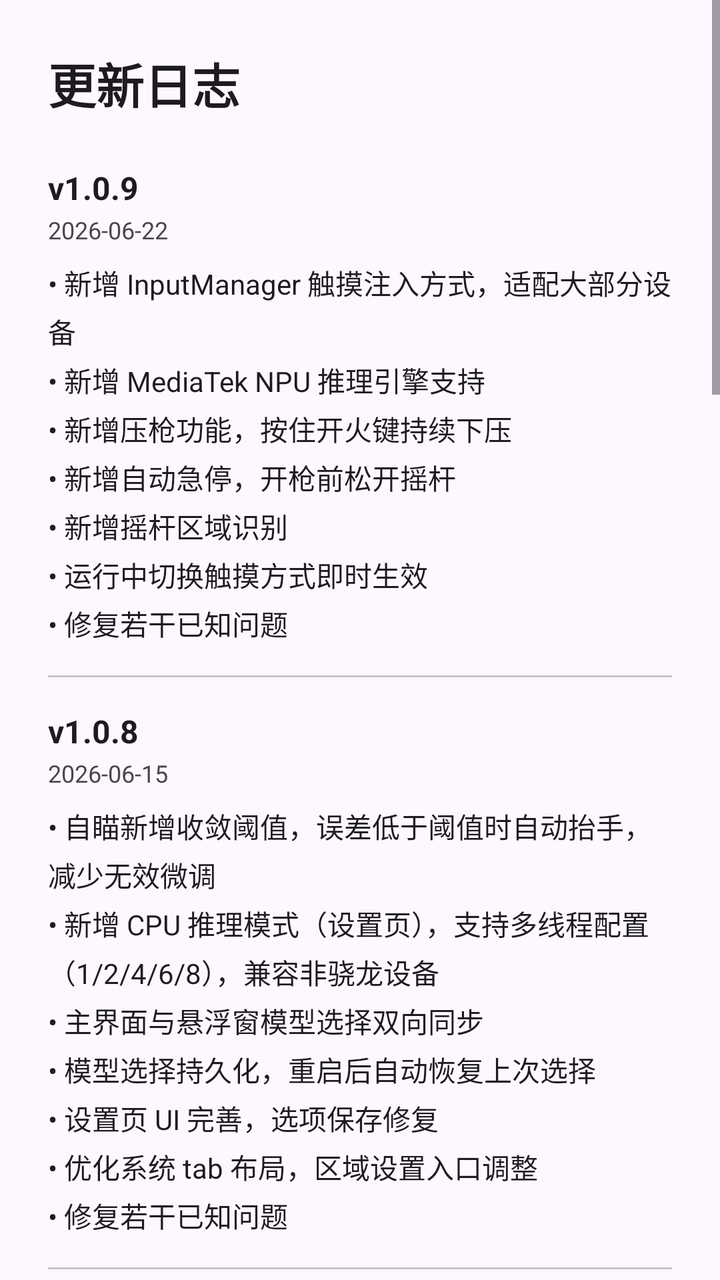
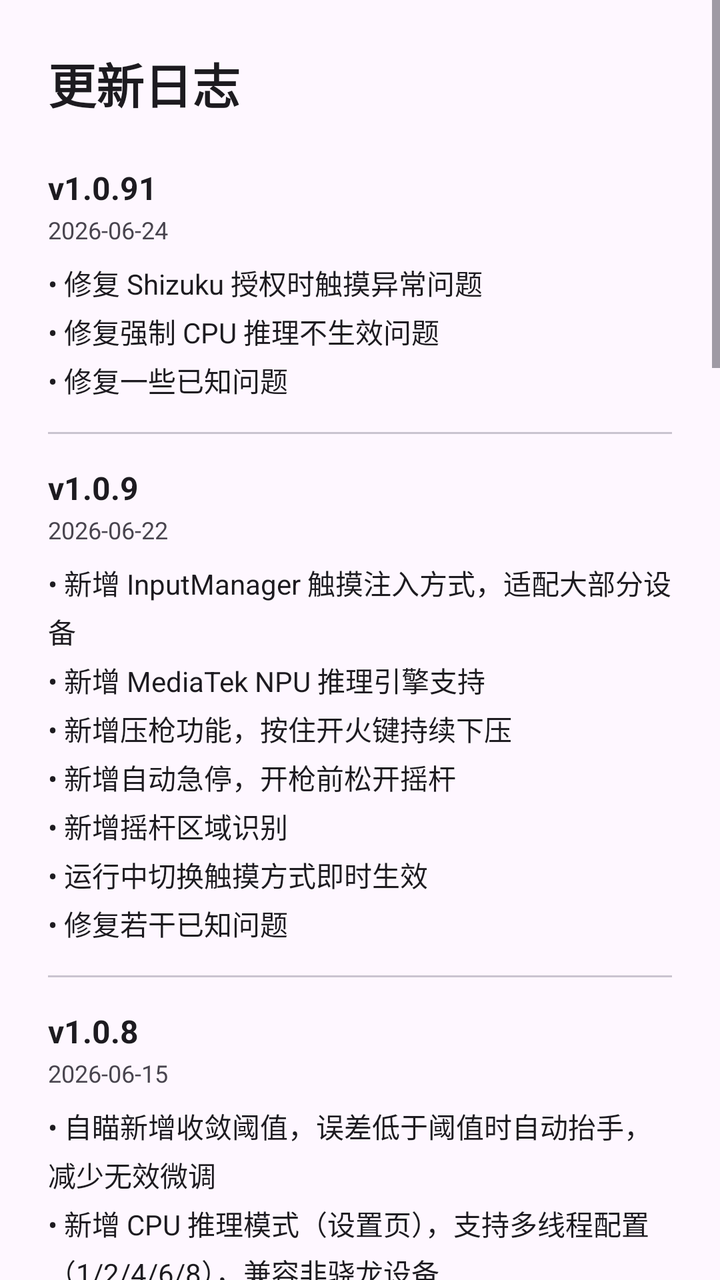

The first picture is an Android layout as it rendered before a commit; the second is the same layout after the commit. The layout source and the unified diff follow.
<!-- AndroidManifest.xml: application theme Theme.Aimbot -->
<!-- res/layout/dialog_changelog.xml -->
<?xml version="1.0" encoding="utf-8"?>
<ScrollView xmlns:android="http://schemas.android.com/apk/res/android"
    android:layout_width="match_parent"
    android:layout_height="wrap_content">

<LinearLayout
    android:layout_width="match_parent"
    android:layout_height="wrap_content"
    android:orientation="vertical"
    android:paddingTop="24dp"
    android:paddingBottom="16dp"
    android:paddingStart="24dp"
    android:paddingEnd="24dp">

    <TextView
        android:layout_width="wrap_content"
        android:layout_height="wrap_content"
        android:text="更新日志"
        android:textSize="24sp"
        android:textColor="?attr/colorOnSurface"
        android:textStyle="bold" />

    <LinearLayout
        android:layout_width="match_parent"
        android:layout_height="wrap_content"
        android:orientation="vertical"
        android:layout_marginTop="24dp">

        
        <LinearLayout
            android:layout_width="match_parent"
            android:layout_height="wrap_content"
            android:orientation="vertical">

            <TextView
                android:layout_width="wrap_content"
                android:layout_height="wrap_content"
                android:text="v1.0.9"
                android:textSize="16sp"
                android:textColor="?attr/colorOnSurface"
                android:textStyle="bold" />

            <TextView
                android:layout_width="wrap_content"
                android:layout_height="wrap_content"
                android:text="2026-06-22"
                android:textSize="12sp"
                android:textColor="?attr/colorOnSurfaceVariant"
                android:layout_marginTop="2dp" />

            <TextView
                android:layout_width="wrap_content"
                android:layout_height="wrap_content"
                android:text="• 新增 InputManager 触摸注入方式，适配大部分设备\n• 新增 MediaTek NPU 推理引擎支持\n• 新增压枪功能，按住开火键持续下压\n• 新增自动急停，开枪前松开摇杆\n• 新增摇杆区域识别\n• 运行中切换触摸方式即时生效\n• 修复若干已知问题"
                android:textSize="14sp"
                android:textColor="?attr/colorOnSurface"
                android:layout_marginTop="8dp"
                android:lineSpacingExtra="4dp" />
        </LinearLayout>

        <View
            android:layout_width="match_parent"
            android:layout_height="1dp"
            android:background="?attr/colorOutlineVariant"
            android:layout_marginTop="16dp"
            android:layout_marginBottom="16dp" />

        
        <LinearLayout
            android:layout_width="match_parent"
            android:layout_height="wrap_content"
            android:orientation="vertical">

            <TextView
                android:layout_width="wrap_content"
                android:layout_height="wrap_content"
                android:text="v1.0.8"
                android:textSize="16sp"
                android:textColor="?attr/colorOnSurface"
                android:textStyle="bold" />

            <TextView
                android:layout_width="wrap_content"
                android:layout_height="wrap_content"
                android:text="2026-06-15"
                android:textSize="12sp"
                android:textColor="?attr/colorOnSurfaceVariant"
                android:layout_marginTop="2dp" />

            <TextView
                android:layout_width="wrap_content"
                android:layout_height="wrap_content"
                android:text="• 自瞄新增收敛阈值，误差低于阈值时自动抬手，减少无效微调\n• 新增 CPU 推理模式（设置页），支持多线程配置（1/2/4/6/8），兼容非骁龙设备\n• 主界面与悬浮窗模型选择双向同步\n• 模型选择持久化，重启后自动恢复上次选择\n• 设置页 UI 完善，选项保存修复\n• 优化系统 tab 布局，区域设置入口调整\n• 修复若干已知问题"
                android:textSize="14sp"
                android:textColor="?attr/colorOnSurface"
                android:layout_marginTop="8dp"
                android:lineSpacingExtra="4dp" />
        </LinearLayout>

        <View
            android:layout_width="match_parent"
            android:layout_height="1dp"
            android:background="?attr/colorOutlineVariant"
            android:layout_marginTop="16dp"
            android:layout_marginBottom="16dp" />

        
        <LinearLayout
            android:layout_width="match_parent"
            android:layout_height="wrap_content"
            android:orientation="vertical">

            <TextView
                android:layout_width="wrap_content"
                android:layout_height="wrap_content"
                android:text="v1.0.7"
                android:textSize="16sp"
                android:textColor="?attr/colorOnSurface"
                android:textStyle="bold" />

            <TextView
                android:layout_width="wrap_content"
                android:layout_height="wrap_content"
                android:text="2026-06-07"
                android:textSize="12sp"
                android:textColor="?attr/colorOnSurfaceVariant"
                android:layout_marginTop="2dp" />

            <TextView
                android:layout_width="wrap_content"
                android:layout_height="wrap_content"
                android:text="• 新增多款检测模型，覆盖更多游戏场景\n• 自瞄与扳机支持多目标类别选择，可独立控制每类别的开关和参数\n• 录屏功能优化，提升稳定性和兼容性\n• 修复目标类别选择状态不保存的问题\n• 修复若干已知问题，提升整体稳定性"
                android:textSize="14sp"
                android:textColor="?attr/colorOnSurface"
                android:layout_marginTop="8dp"
                android:lineSpacingExtra="4dp" />
        </LinearLayout>

        <View
            android:layout_width="match_parent"
            android:layout_height="1dp"
            android:background="?attr/colorOutlineVariant"
            android:layout_marginTop="16dp"
            android:layout_marginBottom="16dp" />

        
        <LinearLayout
            android:layout_width="match_parent"
            android:layout_height="wrap_content"
            android:orientation="vertical">

            <TextView
                android:layout_width="wrap_content"
                android:layout_height="wrap_content"
                android:text="v1.0.6"
                android:textSize="16sp"
                android:textColor="?attr/colorOnSurface"
                android:textStyle="bold" />

            <TextView
                android:layout_width="wrap_content"
                android:layout_height="wrap_content"
                android:text="2026-06-05"
                android:textSize="12sp"
                android:textColor="?attr/colorOnSurfaceVariant"
                android:layout_marginTop="2dp" />

            <TextView
                android:layout_width="wrap_content"
                android:layout_height="wrap_content"
                android:text="• 新增 Root 模式支持，有 su 授权时无需 Shizuku\n• 自动检测 Root 权限，优先使用 Root，无 Root 时回退 Shizuku\n• 主界面状态栏显示当前权限模式（Root模式/Shizuku）"
                android:textSize="14sp"
                android:textColor="?attr/colorOnSurface"
                android:layout_marginTop="8dp"
                android:lineSpacingExtra="4dp" />
        </LinearLayout>

        <View
            android:layout_width="match_parent"
            android:layout_height="1dp"
            android:background="?attr/colorOutlineVariant"
            android:layout_marginTop="16dp"
            android:layout_marginBottom="16dp" />

        
        <LinearLayout
            android:layout_width="match_parent"
            android:layout_height="wrap_content"
            android:orientation="vertical">

            <TextView
                android:layout_width="wrap_content"
                android:layout_height="wrap_content"
                android:text="v1.0.5"
                android:textSize="16sp"
                android:textColor="?attr/colorOnSurface"
                android:textStyle="bold" />

            <TextView
                android:layout_width="wrap_content"
                android:layout_height="wrap_content"
                android:text="2026-06-02"
                android:textSize="12sp"
                android:textColor="?attr/colorOnSurfaceVariant"
                android:layout_marginTop="2dp" />

            <TextView
                android:layout_width="wrap_content"
                android:layout_height="wrap_content"
                android:text="• 新增贝塞尔曲线自瞄模式，慢-快-慢平滑移动，模拟人手拖拽\n• 支持调节持续时间、曲线弯曲、随机幅度参数\n• 贝塞尔模式下实时预览移动路径曲线图\n• 修复贝塞尔自瞄方向错误和过冲问题\n• 删除重定阈值参数"
                android:textSize="14sp"
                android:textColor="?attr/colorOnSurface"
                android:layout_marginTop="8dp"
                android:lineSpacingExtra="4dp" />
        </LinearLayout>

        <View
            android:layout_width="match_parent"
            android:layout_height="1dp"
            android:background="?attr/colorOutlineVariant"
            android:layout_marginTop="16dp"
            android:layout_marginBottom="16dp" />

        
        <LinearLayout
            android:layout_width="match_parent"
            android:layout_height="wrap_content"
            android:orientation="vertical">

            <TextView
                android:layout_width="wrap_content"
                android:layout_height="wrap_content"
                android:text="v1.0.4"
                android:textSize="16sp"
                android:textColor="?attr/colorOnSurface"
                android:textStyle="bold" />

            <TextView
                android:layout_width="wrap_content"
                android:layout_height="wrap_content"
                android:text="2026-06-02"
                android:textSize="12sp"
                android:textColor="?attr/colorOnSurfaceVariant"
                android:layout_marginTop="2dp" />

            <TextView
                android:layout_width="wrap_content"
                android:layout_height="wrap_content"
                android:text="• 修复切换模型时推理未停止导致崩溃的问题\n• 修复若干已知问题，提升稳定性"
                android:textSize="14sp"
                android:textColor="?attr/colorOnSurface"
                android:layout_marginTop="8dp"
                android:lineSpacingExtra="4dp" />
        </LinearLayout>

        <View
            android:layout_width="match_parent"
            android:layout_height="1dp"
            android:background="?attr/colorOutlineVariant"
            android:layout_marginTop="16dp"
            android:layout_marginBottom="16dp" />

        
        <LinearLayout
            android:layout_width="match_parent"
            android:layout_height="wrap_content"
            android:orientation="vertical">

            <TextView
                android:layout_width="wrap_content"
                android:layout_height="wrap_content"
                android:text="v1.0.3"
                android:textSize="16sp"
                android:textColor="?attr/colorOnSurface"
                android:textStyle="bold" />

            <TextView
                android:layout_width="wrap_content"
                android:layout_height="wrap_content"
                android:text="2026-05-23"
                android:textSize="12sp"
                android:textColor="?attr/colorOnSurfaceVariant"
                android:layout_marginTop="2dp" />

            <TextView
                android:layout_width="wrap_content"
                android:layout_height="wrap_content"
                android:text="• 自瞄 Y 偏移改为比例偏移（按目标高度），支持打身体\n• 自瞄新增随机摆动，模拟人手微调\n• 自瞄新增预测强度，提前追踪移动目标\n• 扳机新增 Y 范围扩大参数，向下扩展触发区域\n• 修复模型选择关闭面板后不保持的 bug\n• 删除 X 偏移参数"
                android:textSize="14sp"
                android:textColor="?attr/colorOnSurface"
                android:layout_marginTop="8dp"
                android:lineSpacingExtra="4dp" />
        </LinearLayout>

        <View
            android:layout_width="match_parent"
            android:layout_height="1dp"
            android:background="?attr/colorOutlineVariant"
            android:layout_marginTop="16dp"
            android:layout_marginBottom="16dp" />

        
        <LinearLayout
            android:layout_width="match_parent"
            android:layout_height="wrap_content"
            android:orientation="vertical">

            <TextView
                android:layout_width="wrap_content"
                android:layout_height="wrap_content"
                android:text="v1.0.2"
                android:textSize="16sp"
                android:textColor="?attr/colorOnSurface"
                android:textStyle="bold" />

            <TextView
                android:layout_width="wrap_content"
                android:layout_height="wrap_content"
                android:text="2026-05-21"
                android:textSize="12sp"
                android:textColor="?attr/colorOnSurfaceVariant"
                android:layout_marginTop="2dp" />

            <TextView
                android:layout_width="wrap_content"
                android:layout_height="wrap_content"
                android:text="• 修复配置参数不生效的 bug\n• 区域设置改为按钮点击操作"
                android:textSize="14sp"
                android:textColor="?attr/colorOnSurface"
                android:layout_marginTop="8dp"
                android:lineSpacingExtra="4dp" />
        </LinearLayout>

        <View
            android:layout_width="match_parent"
            android:layout_height="1dp"
            android:background="?attr/colorOutlineVariant"
            android:layout_marginTop="16dp"
            android:layout_marginBottom="16dp" />

        
        <LinearLayout
            android:layout_width="match_parent"
            android:layout_height="wrap_content"
            android:orientation="vertical">

            <TextView
                android:layout_width="wrap_content"
                android:layout_height="wrap_content"
                android:text="v1.0.1"
                android:textSize="16sp"
                android:textColor="?attr/colorOnSurface"
                android:textStyle="bold" />

            <TextView
                android:layout_width="wrap_content"
                android:layout_height="wrap_content"
                android:text="2026-05-20"
                android:textSize="12sp"
                android:textColor="?attr/colorOnSurfaceVariant"
                android:layout_marginTop="2dp" />

            <TextView
                android:layout_width="wrap_content"
                android:layout_height="wrap_content"
                android:text="• UI 细节优化，体验更流畅\n• 修复若干已知问题"
                android:textSize="14sp"
                android:textColor="?attr/colorOnSurface"
                android:layout_marginTop="8dp"
                android:lineSpacingExtra="4dp" />
        </LinearLayout>

        <View
            android:layout_width="match_parent"
            android:layout_height="1dp"
            android:background="?attr/colorOutlineVariant"
            android:layout_marginTop="16dp"
            android:layout_marginBottom="16dp" />

        
        <LinearLayout
            android:layout_width="match_parent"
            android:layout_height="wrap_content"
            android:orientation="vertical">

            <TextView
                android:layout_width="wrap_content"
                android:layout_height="wrap_content"
                android:text="v1.0.0"
                android:textSize="16sp"
                android:textColor="?attr/colorOnSurface"
                android:textStyle="bold" />

            <TextView
                android:layout_width="wrap_content"
                android:layout_height="wrap_content"
                android:text="2026-05-18"
                android:textSize="12sp"
                android:textColor="?attr/colorOnSurfaceVariant"
                android:layout_marginTop="2dp" />

            <TextView
                android:layout_width="wrap_content"
                android:layout_height="wrap_content"
                android:text="• AI 目标检测，支持骁龙 QNN 硬件加速\n• 自瞄模式，智能追踪目标\n• 扳机模式，精准触发射击\n• 多精度模型可选"
                android:textSize="14sp"
                android:textColor="?attr/colorOnSurface"
                android:layout_marginTop="8dp"
                android:lineSpacingExtra="4dp" />
        </LinearLayout>

    </LinearLayout>

</LinearLayout>

</ScrollView>
<!-- resources referenced by this layout -->
<resources>
  <style name="Theme.Aimbot" parent="Base.Theme.Aimbot" />
  <style name="Base.Theme.Aimbot" parent="Theme.Material3.DayNight.NoActionBar">
          
          
      </style>
</resources>

<!-- the commit's change to res/layout/dialog_changelog.xml (unified diff, before → after) -->
@@ -35,6 +35,45 @@
             <TextView
                 android:layout_width="wrap_content"
                 android:layout_height="wrap_content"
+                android:text="v1.0.91"
+                android:textSize="16sp"
+                android:textColor="?attr/colorOnSurface"
+                android:textStyle="bold" />
+
+            <TextView
+                android:layout_width="wrap_content"
+                android:layout_height="wrap_content"
+                android:text="2026-06-24"
+                android:textSize="12sp"
+                android:textColor="?attr/colorOnSurfaceVariant"
+                android:layout_marginTop="2dp" />
+
+            <TextView
+                android:layout_width="wrap_content"
+                android:layout_height="wrap_content"
+                android:text="• 修复 Shizuku 授权时触摸异常问题\n• 修复强制 CPU 推理不生效问题\n• 修复一些已知问题"
+                android:textSize="14sp"
+                android:textColor="?attr/colorOnSurface"
+                android:layout_marginTop="8dp"
+                android:lineSpacingExtra="4dp" />
+        </LinearLayout>
+
+        <View
+            android:layout_width="match_parent"
+            android:layout_height="1dp"
+            android:background="?attr/colorOutlineVariant"
+            android:layout_marginTop="16dp"
+            android:layout_marginBottom="16dp" />
+
+        
+        <LinearLayout
+            android:layout_width="match_parent"
+            android:layout_height="wrap_content"
+            android:orientation="vertical">
+
+            <TextView
+                android:layout_width="wrap_content"
+                android:layout_height="wrap_content"
                 android:text="v1.0.9"
                 android:textSize="16sp"
                 android:textColor="?attr/colorOnSurface"
